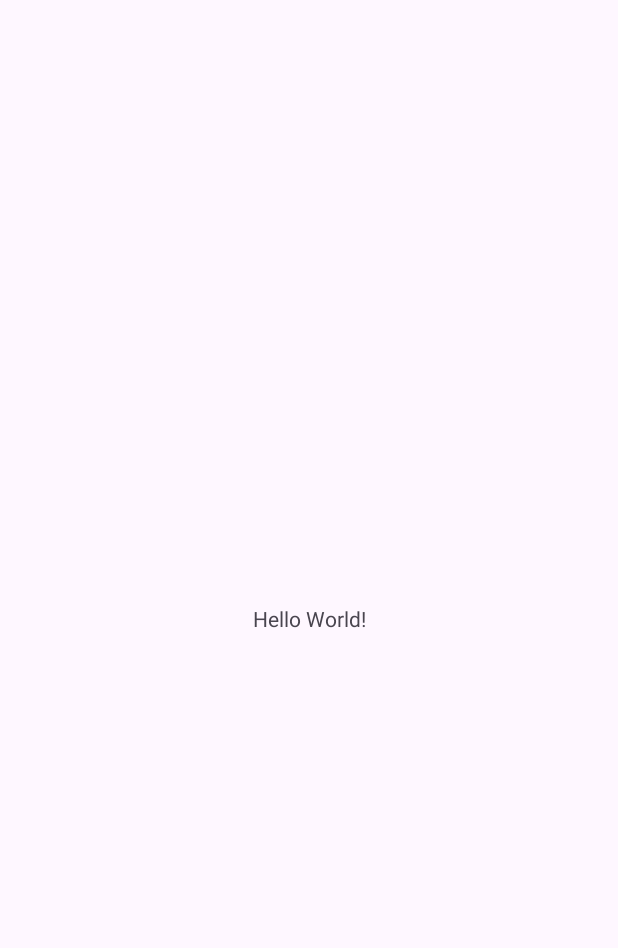
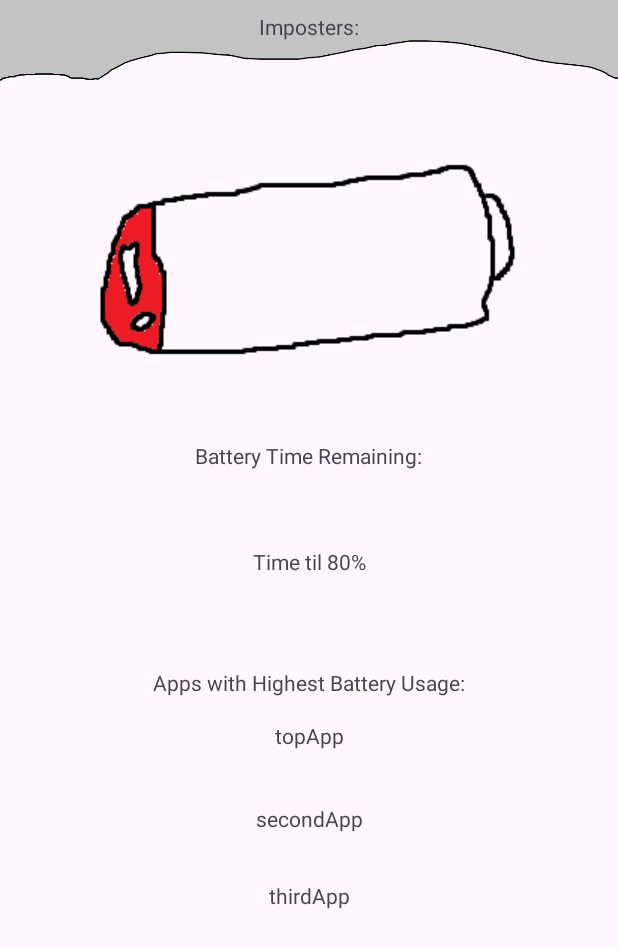
Before and after one commit to hexactinal/imposters, an Android app: the screen it shows after launch (MainActivity), on a phone screen of 412 x 824 dp. Before the commit the part shown is almost empty. Shown: the top 948 px of the screen. Run offline under Robolectric (Android 15) with nearby library versions, the phone set to English and light mode, and no system bars.

Commit message:
initial ui two

```diff
--- a/app/src/main/res/layout/activity_main.xml
+++ b/app/src/main/res/layout/activity_main.xml
@@ -1,18 +1,116 @@
 <?xml version="1.0" encoding="utf-8"?>
-<androidx.constraintlayout.widget.ConstraintLayout xmlns:android="http://schemas.android.com/apk/res/android"
+<ScrollView xmlns:android="http://schemas.android.com/apk/res/android"
     xmlns:app="http://schemas.android.com/apk/res-auto"
     xmlns:tools="http://schemas.android.com/tools"
     android:layout_width="match_parent"
     android:layout_height="match_parent"
-    tools:context=".MainActivity">
+    android:clipChildren="true"
+    android:clipToPadding="true">
+
+    <androidx.constraintlayout.widget.ConstraintLayout
+        android:layout_width="match_parent"
+        android:layout_height="wrap_content">
+
+        <ImageView
+            android:id="@+id/imageView2"
+            android:layout_width="wrap_content"
+            android:layout_height="wrap_content"
+            android:layout_marginTop="100dp"
+            android:contentDescription="@string/amountofbattery"
+            app:layout_constraintEnd_toEndOf="parent"
+            app:layout_constraintHorizontal_bias="0.5"
+            app:layout_constraintStart_toStartOf="parent"
+            app:layout_constraintTop_toTopOf="parent"
+            app:srcCompat="@drawable/damagingbattlow" />
+
+        <ImageView
+            android:id="@+id/imageView3"
+            android:layout_width="wrap_content"
+            android:layout_height="wrap_content"
+            android:layout_marginTop="-90dp"
+            android:contentDescription="@string/wobbly_bar_for_decor"
+            app:layout_constraintEnd_toEndOf="parent"
+            app:layout_constraintHorizontal_bias="0.0"
+            app:layout_constraintStart_toStartOf="parent"
+            app:layout_constraintTop_toTopOf="parent"
+            app:srcCompat="@drawable/topbar" />
 
         <TextView
+            android:id="@+id/Title"
             android:layout_width="wrap_content"
             android:layout_height="wrap_content"
-        android:text="Hello World!"
-        app:layout_constraintBottom_toBottomOf="parent"
+            android:layout_marginTop="8dp"
+            android:text="@string/title"
             app:layout_constraintEnd_toEndOf="parent"
+            app:layout_constraintHorizontal_bias="0.5"
             app:layout_constraintStart_toStartOf="parent"
             app:layout_constraintTop_toTopOf="parent" />
 
+        <TextView
+            android:id="@+id/textView"
+            android:layout_width="wrap_content"
+            android:layout_height="wrap_content"
+            android:layout_marginTop="40dp"
+            android:text="@string/battery_time_remaining"
+            app:layout_constraintEnd_toEndOf="parent"
+            app:layout_constraintHorizontal_bias="0.5"
+            app:layout_constraintStart_toStartOf="parent"
+            app:layout_constraintTop_toBottomOf="@+id/imageView2" />
+
+        <TextView
+            android:id="@+id/textView2"
+            android:layout_width="wrap_content"
+            android:layout_height="wrap_content"
+            android:layout_marginTop="51dp"
+            android:text="@string/time_til_80"
+            app:layout_constraintEnd_toEndOf="parent"
+            app:layout_constraintHorizontal_bias="0.5"
+            app:layout_constraintStart_toStartOf="parent"
+            app:layout_constraintTop_toBottomOf="@+id/textView" />
+
+        <TextView
+            android:id="@+id/textView3"
+            android:layout_width="wrap_content"
+            android:layout_height="wrap_content"
+            android:layout_marginTop="61dp"
+            android:text="@string/apps_with_highest_battery_usage"
+            app:layout_constraintEnd_toEndOf="parent"
+            app:layout_constraintHorizontal_bias="0.5"
+            app:layout_constraintStart_toStartOf="parent"
+            app:layout_constraintTop_toBottomOf="@+id/textView2" />
+
+        <TextView
+            android:id="@+id/textView5"
+            android:layout_width="wrap_content"
+            android:layout_height="wrap_content"
+            android:layout_marginTop="16dp"
+            android:text="@string/topapp"
+            app:layout_constraintEnd_toEndOf="parent"
+            app:layout_constraintHorizontal_bias="0.5"
+            app:layout_constraintStart_toStartOf="parent"
+            app:layout_constraintTop_toBottomOf="@+id/textView3" />
+
+        <TextView
+            android:id="@+id/textView6"
+            android:layout_width="wrap_content"
+            android:layout_height="wrap_content"
+            android:layout_marginTop="36dp"
+            android:text="@string/secondapp"
+            app:layout_constraintEnd_toEndOf="parent"
+            app:layout_constraintHorizontal_bias="0.5"
+            app:layout_constraintStart_toStartOf="parent"
+            app:layout_constraintTop_toBottomOf="@+id/textView5" />
+
+        <TextView
+            android:id="@+id/textView7"
+            android:layout_width="wrap_content"
+            android:layout_height="wrap_content"
+            android:layout_marginTop="32dp"
+            android:text="@string/thirdapp"
+            app:layout_constraintEnd_toEndOf="parent"
+            app:layout_constraintHorizontal_bias="0.5"
+            app:layout_constraintStart_toStartOf="parent"
+            app:layout_constraintTop_toBottomOf="@+id/textView6" />
+
     </androidx.constraintlayout.widget.ConstraintLayout>
+</ScrollView>
--- a/app/src/main/res/values/strings.xml
+++ b/app/src/main/res/values/strings.xml
@@ -1,3 +1,13 @@
 <resources>
     <string name="app_name">Imposters</string>
+    <string name="title">Imposters:</string>
+    <string name="battery_time_remaining">Battery Time Remaining:</string>
+    <string name="time_til_80">Time til 80%</string>
+    <string name="apps_with_highest_battery_usage">Apps with Highest Battery Usage:</string>
+    <string name="batterypercent">BatteryPercent</string>
+    <string name="topapp">topApp</string>
+    <string name="secondapp">secondApp</string>
+    <string name="thirdapp">thirdApp</string>
+    <string name="amountofbattery">amountOfBattery</string>
+    <string name="wobbly_bar_for_decor">wobbly bar for decor</string>
 </resources>
--- a/settings.gradle.kts
+++ b/settings.gradle.kts
@@ -13,5 +13,5 @@ dependencyResolutionManagement {
     }
 }
 
-rootProject.name = "Imposters"
+rootProject.name = "imposters"
 include(":app")
```
Also changed, not shown: app/src/main/res/drawable/battery_percent.png (added), app/src/main/res/drawable/batthigh.png (added), app/src/main/res/drawable/batthighmed.png (added), app/src/main/res/drawable/battlow.png (added), app/src/main/res/drawable/battlowmed.png (added), app/src/main/res/drawable/damagingbatthigh.png (added), app/src/main/res/drawable/damagingbattlow.png (added), app/src/main/res/drawable/topbar.png (added). Lines whose indentation alone changed are shown as unchanged.
